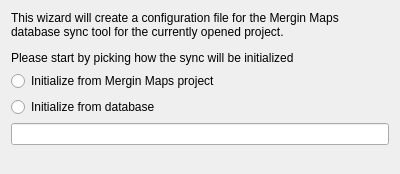
First picture: the form in Mergin/ui/ui_sync_direction_page.ui, repository MerginMaps/qgis-plugin, before the edit.
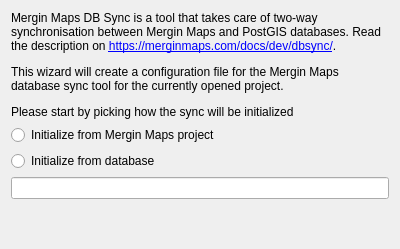
Second picture: the form after the edit.

```diff
--- a/Mergin/ui/ui_sync_direction_page.ui
+++ b/Mergin/ui/ui_sync_direction_page.ui
@@ -7,7 +7,7 @@
     <x>0</x>
     <y>0</y>
     <width>400</width>
-    <height>174</height>
+    <height>249</height>
    </rect>
   </property>
   <property name="windowTitle">
@@ -17,7 +17,7 @@
    <item>
     <widget class="QLabel" name="label">
      <property name="text">
-      <string>&lt;html&gt;&lt;head/&gt;&lt;body&gt;&lt;p&gt;This wizard will create a configuration file for the Mergin Maps database sync tool for the currently opened project.&lt;/p&gt;&lt;p&gt;Please start by picking how the sync will be initialized&lt;/p&gt;&lt;/body&gt;&lt;/html&gt;</string>
+      <string>&lt;html&gt;&lt;head/&gt;&lt;body&gt;&lt;p&gt;Mergin Maps DB Sync is a tool that takes care of two-way synchronisation between Mergin Maps and PostGIS databases. Read the description on &lt;a href=&quot;https://merginmaps.com/docs/dev/dbsync/&quot;&gt;&lt;span style=&quot; text-decoration: underline; color:#0000ff;&quot;&gt;https://merginmaps.com/docs/dev/dbsync/&lt;/span&gt;&lt;/a&gt;.&lt;/p&gt;&lt;p&gt;This wizard will create a configuration file for the Mergin Maps database sync tool for the currently opened project.&lt;/p&gt;&lt;p&gt;Please start by picking how the sync will be initialized&lt;/p&gt;&lt;/body&gt;&lt;/html&gt;</string>
      </property>
      <property name="wordWrap">
       <bool>true</bool>
```
